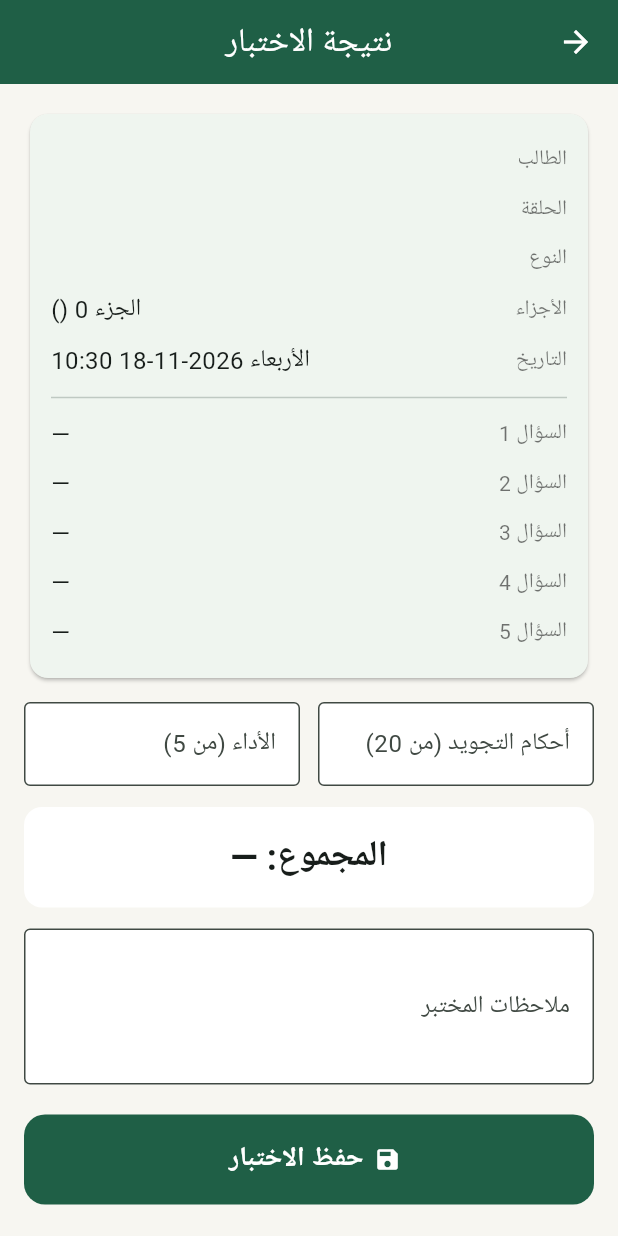
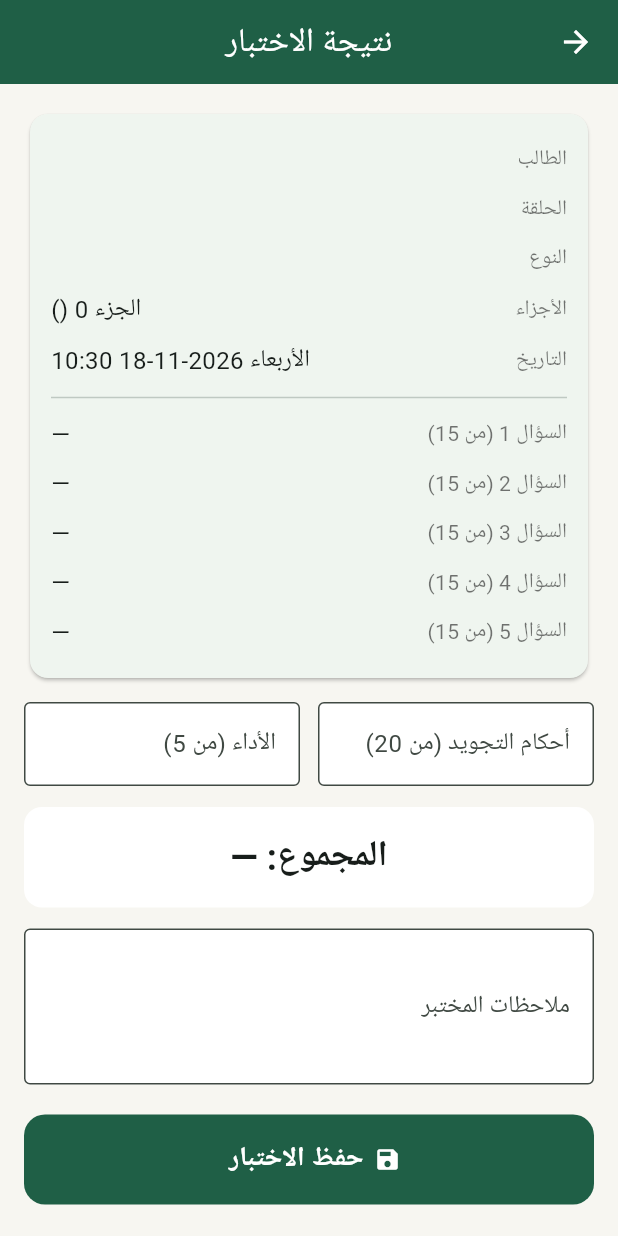
Before and after one commit to MohammedFSharaf/taqwa-exams, a Flutter app: the FinishScreen screen opened directly with empty values, on a phone screen of 412 x 824 dp. Run offline on Flutter 3.47's test engine with Material 3 defaults, Android fonts, the phone set to English and light mode, and no system bars; our stand-ins replace cloud_firestore, firebase_auth, firebase_core, package_info_plus, shared_preferences; accounts and stored records are empty; network calls fail; key blocks and very long unbroken strings in the code were emptied for the run.

Commit message:
Reports: show marks only, max in the label
Co-Authored-By: Claude Opus 5.5 <noreply@anthropic.com>
Claude-Session: https://claude.ai/code/session_01CUgpmgXpBozUcw1kffCnSr

```diff
--- a/app/lib/screens/finish.dart
+++ b/app/lib/screens/finish.dart
@@ -60,12 +60,12 @@ class _FinishScreenState extends State<FinishScreen> {
               line('الأجزاء', s.startJuz == s.endJuz ? 'الجزء ${s.startJuz}' : 'من ${s.startJuz} إلى ${s.endJuz}'),
               const Divider(),
               for (var i = 0; i < qCount; i++)
-                line('السؤال ${i + 1}',
-                    i < widget.questions.length ? '${fmt(widget.questions[i].score)} / ${fmt(qMax)}' : '—'),
+                line('السؤال ${i + 1} (من 15)',
+                    i < widget.questions.length ? fmt(widget.questions[i].score) : '—'),
               if (!_closed) ...[
-                line('أحكام التجويد', '${fmt(_tajV)} / ${fmt(tajweedMax)}'),
-                line('الأداء', '${fmt(_perfV)} / ${fmt(perfMax)}'),
-                line('المجموع', '${fmt(total)} / 100', bold: true),
+                line('أحكام التجويد (من 20)', fmt(_tajV)),
+                line('الأداء (من 5)', fmt(_perfV)),
+                line('المجموع (من 100)', fmt(total), bold: true),
               ],
               line('النتيجة', _closed ? 'راسب – أُغلق الاختبار' : (passed ? 'ناجح' : 'راسب'),
                   bold: true, color: passed ? brandGreen : Colors.red.shade700),
@@ -171,8 +171,8 @@ class _FinishScreenState extends State<FinishScreen> {
                   _row('التاريخ', dateText(s.createdAt)),
                   const Divider(),
                   for (var i = 0; i < qCount; i++)
-                    _row('السؤال ${i + 1}',
-                        i < widget.questions.length ? '${fmt(widget.questions[i].score)} / ${fmt(qMax)}' : '—'),
+                    _row('السؤال ${i + 1} (من 15)',
+                        i < widget.questions.length ? fmt(widget.questions[i].score) : '—'),
                 ],
               ),
             ),
@@ -228,7 +228,7 @@ class _FinishScreenState extends State<FinishScreen> {
               ),
               child: Column(
                 children: [
-                  Text(total == null ? 'المجموع: —' : 'المجموع: ${fmt(total)} / 100',
+                  Text(total == null ? 'المجموع: —' : 'المجموع: ${fmt(total)}',
                       style: const TextStyle(fontSize: 24, fontWeight: FontWeight.bold)),
                   if (total != null)
                     Text(passed ? 'ناجح' : 'راسب',
```
Also changed, not shown: 1 other file.
